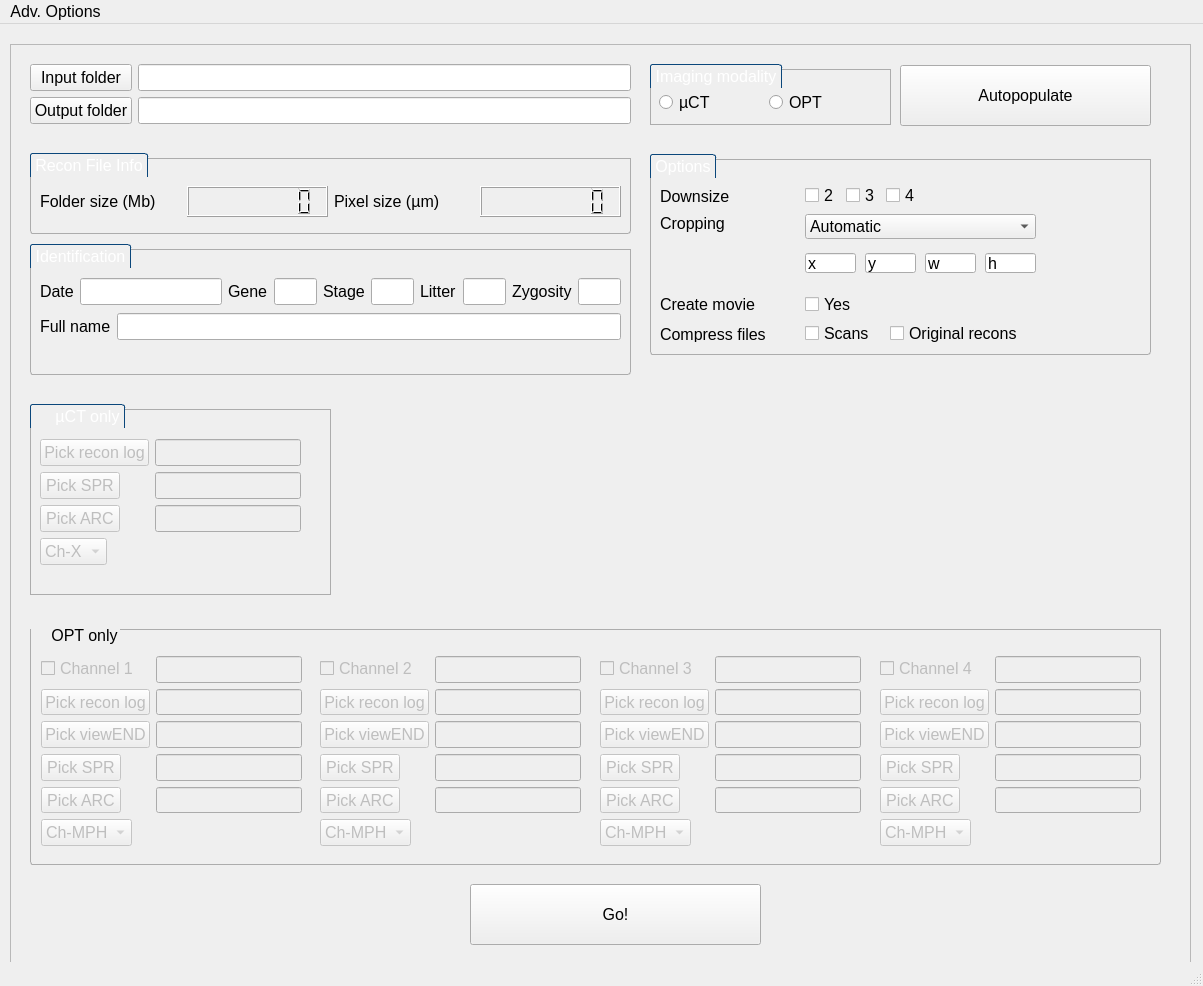
Above: MainWindow.ui from mpi2/HARP before the change. Below: the same form after it.
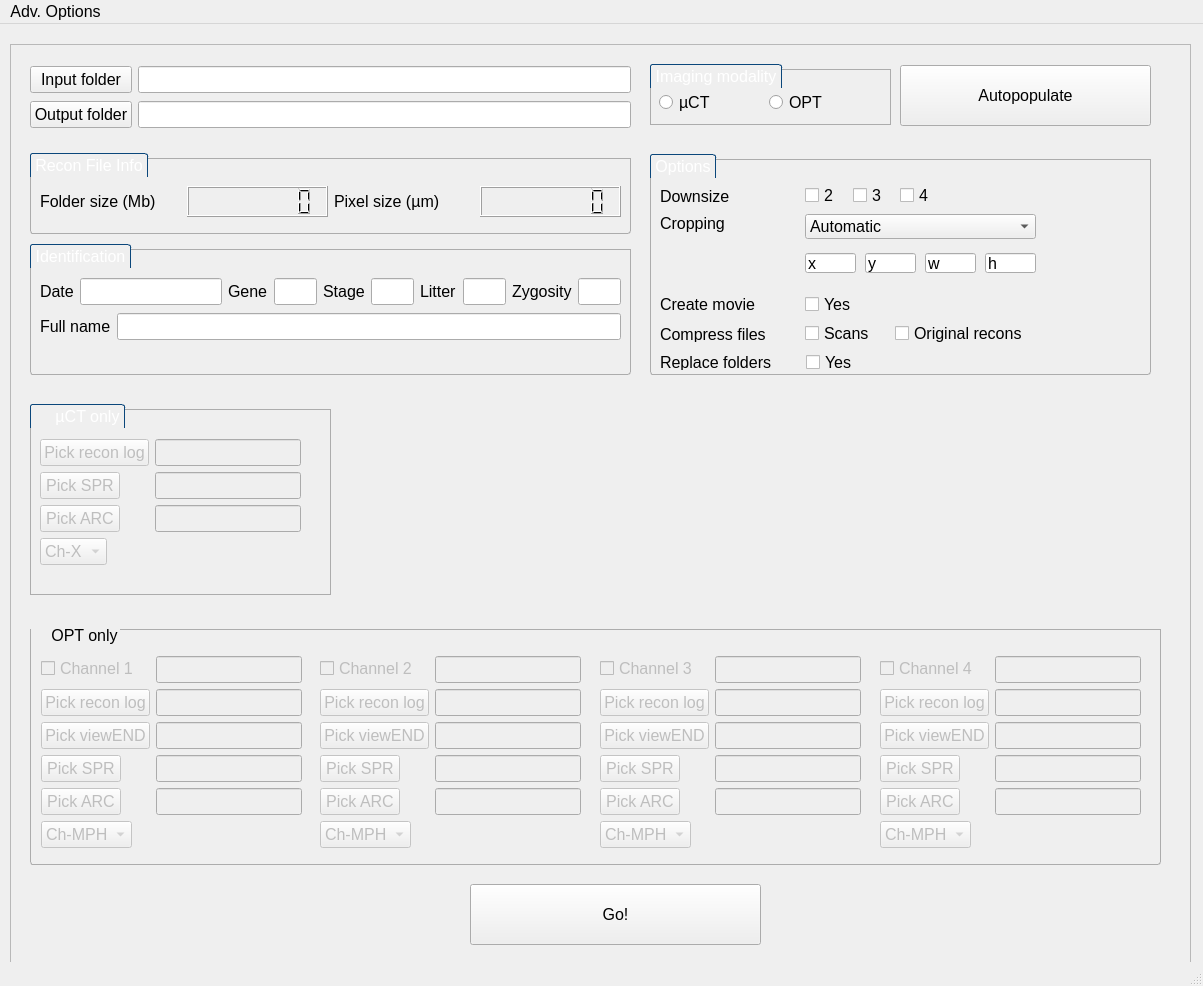
That is the form after the change. Icons and pictures are not drawn.

Commit message: Update 6 March 2013: Various changes to GUI

```diff
--- a/MainWindow.ui
+++ b/MainWindow.ui
@@ -40,7 +40,7 @@
        <x>20</x>
        <y>20</y>
        <width>601</width>
-       <height>62</height>
+       <height>66</height>
       </rect>
      </property>
      <layout class="QGridLayout" name="gridLayoutFileSelect">
@@ -144,7 +144,7 @@
         <x>11</x>
         <y>32</y>
         <width>261</width>
-        <height>190</height>
+        <height>206</height>
        </rect>
       </property>
       <layout class="QFormLayout" name="formLayoutCh1">
@@ -278,7 +278,7 @@
         <x>290</x>
         <y>32</y>
         <width>261</width>
-        <height>190</height>
+        <height>206</height>
        </rect>
       </property>
       <layout class="QFormLayout" name="formLayout_4">
@@ -412,7 +412,7 @@
         <x>570</x>
         <y>32</y>
         <width>261</width>
-        <height>190</height>
+        <height>206</height>
        </rect>
       </property>
       <layout class="QFormLayout" name="formLayout_5">
@@ -546,7 +546,7 @@
         <x>850</x>
         <y>32</y>
         <width>261</width>
-        <height>190</height>
+        <height>206</height>
        </rect>
       </property>
       <layout class="QFormLayout" name="formLayout_6">
@@ -986,7 +986,7 @@
        <x>640</x>
        <y>110</y>
        <width>501</width>
-       <height>201</height>
+       <height>221</height>
       </rect>
      </property>
      <property name="font">
@@ -1199,7 +1199,7 @@
        <rect>
         <x>155</x>
         <y>33</y>
-        <width>31</width>
+        <width>41</width>
         <height>17</height>
        </rect>
       </property>
@@ -1215,9 +1215,9 @@
      <widget class="QCheckBox" name="checkBoxSF3">
       <property name="geometry">
        <rect>
-        <x>196</x>
+        <x>203</x>
         <y>33</y>
-        <width>31</width>
+        <width>41</width>
         <height>17</height>
        </rect>
       </property>
@@ -1233,7 +1233,7 @@
      <widget class="QCheckBox" name="checkBoxSF4">
       <property name="geometry">
        <rect>
-        <x>236</x>
+        <x>250</x>
         <y>33</y>
         <width>41</width>
         <height>17</height>
@@ -1253,7 +1253,7 @@
        <rect>
         <x>10</x>
         <y>172</y>
-        <width>111</width>
+        <width>121</width>
         <height>16</height>
        </rect>
       </property>
@@ -1271,7 +1271,7 @@
        <rect>
         <x>155</x>
         <y>171</y>
-        <width>70</width>
+        <width>81</width>
         <height>17</height>
        </rect>
       </property>
@@ -1287,9 +1287,9 @@
      <widget class="QCheckBox" name="checkBox_2">
       <property name="geometry">
        <rect>
-        <x>240</x>
+        <x>245</x>
         <y>169</y>
-        <width>131</width>
+        <width>161</width>
         <height>21</height>
        </rect>
       </property>
@@ -1302,6 +1302,42 @@
        <string>Original recons</string>
       </property>
      </widget>
+     <widget class="QLabel" name="label_2">
+      <property name="geometry">
+       <rect>
+        <x>10</x>
+        <y>200</y>
+        <width>131</width>
+        <height>16</height>
+       </rect>
+      </property>
+      <property name="font">
+       <font>
+        <pointsize>12</pointsize>
+       </font>
+      </property>
+      <property name="text">
+       <string>Replace folders</string>
+      </property>
+     </widget>
+     <widget class="QCheckBox" name="checkBoxRF">
+      <property name="geometry">
+       <rect>
+        <x>156</x>
+        <y>200</y>
+        <width>70</width>
+        <height>17</height>
+       </rect>
+      </property>
+      <property name="font">
+       <font>
+        <pointsize>12</pointsize>
+       </font>
+      </property>
+      <property name="text">
+       <string>Yes</string>
+      </property>
+     </widget>
     </widget>
     <widget class="QGroupBox" name="groupBoxuCTOnly">
      <property name="geometry">
```
Left out of the diff: 2 changed lines with no effect on the pictures. The commit also changes 7 other files.
